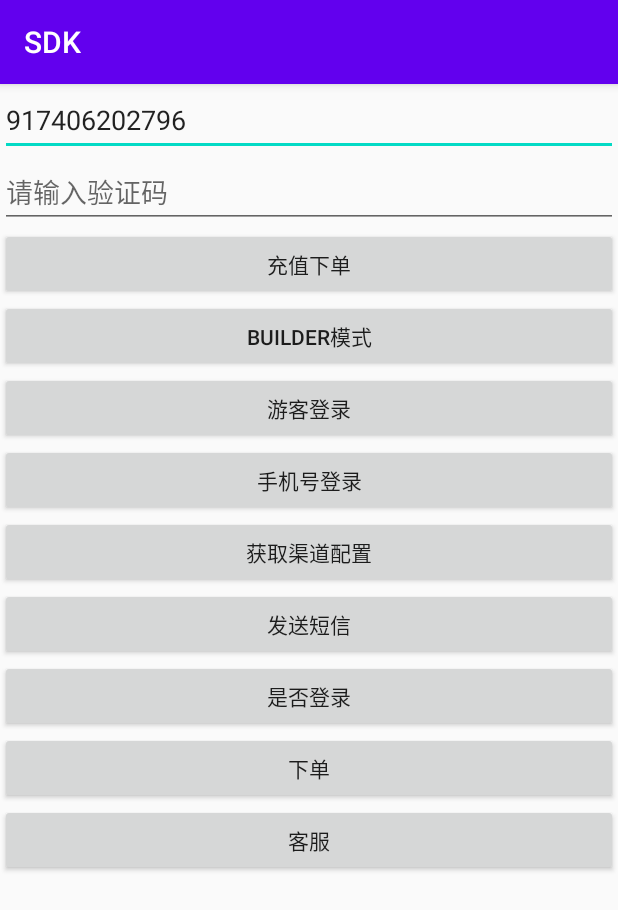
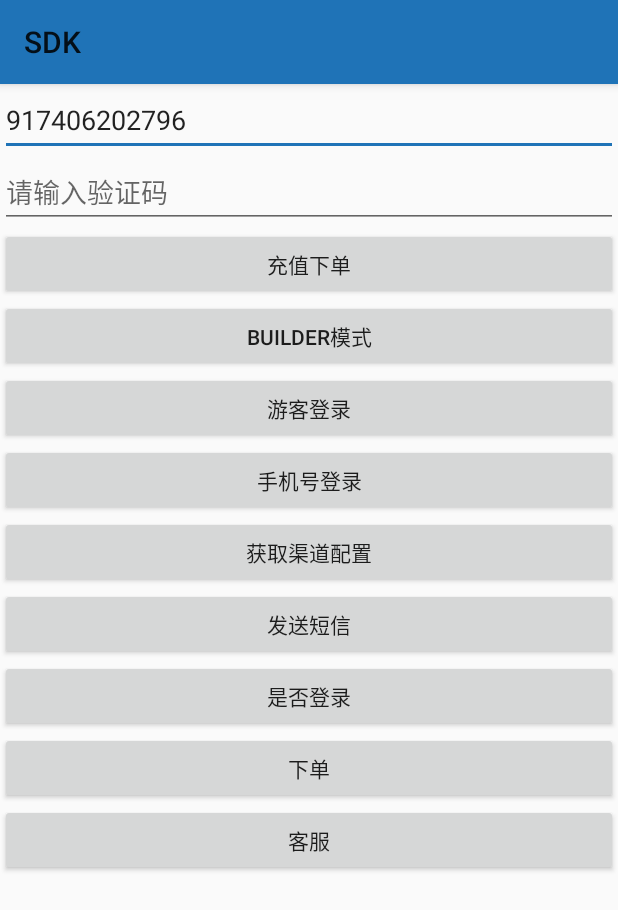
Before and after one commit to bigfunglobal/BigFunSDK, an Android app: the screen it shows after launch (SecondActivity), on a phone screen of 412 x 824 dp. Shown: the top 910 px of the screen. Run offline under Robolectric (Android 15) with nearby library versions, the phone set to English and light mode, and no system bars; our stand-ins replace AdMob; libraries missing offline, so code that uses them is left out: com.facebook, zendesk.chat, zendesk.messaging; 3 statements that could not run were skipped.

Commit message:
修复主题的问题

```diff
--- a/app/src/main/AndroidManifest.xml
+++ b/app/src/main/AndroidManifest.xml
@@ -21,7 +21,9 @@
         android:supportsRtl="true"
         android:theme="@style/AppTheme">
 
-        <activity android:name=".SecondActivity">
+        <activity
+            android:name=".SecondActivity"
+            android:theme="@style/MyTheme">
             <intent-filter>
                 <action android:name="android.intent.action.MAIN" />
 
--- a/app/src/main/res/values/styles.xml
+++ b/app/src/main/res/values/styles.xml
@@ -7,4 +7,9 @@
         <item name="colorAccent">@color/colorAccent</item>
     </style>
 
+    <style name="MyTheme" parent="Theme.AppCompat.Light">
+        <item name="colorPrimary">#FF1F73B7</item>
+        <item name="colorAccent">#FF1F73B7</item>
+        <item name="colorPrimaryDark">#FF1F73B7</item>
+    </style>
 </resources>
--- a/paytmlibrary/src/main/res/values/styles.xml
+++ b/paytmlibrary/src/main/res/values/styles.xml
@@ -3,7 +3,7 @@
         <item name="colorPrimaryDark">#4FABF4</item>
     </style>
 
-    <style name="MessagingStyle" parent="Theme.MaterialComponents.Light">
+    <style name="MessagingStyle" parent="Theme.AppCompat.Light">
         <item name="colorPrimary">#FF1F73B7</item>
         <item name="colorAccent">#FF1F73B7</item>
         <item name="colorPrimaryDark">#FF1F73B7</item>
```
